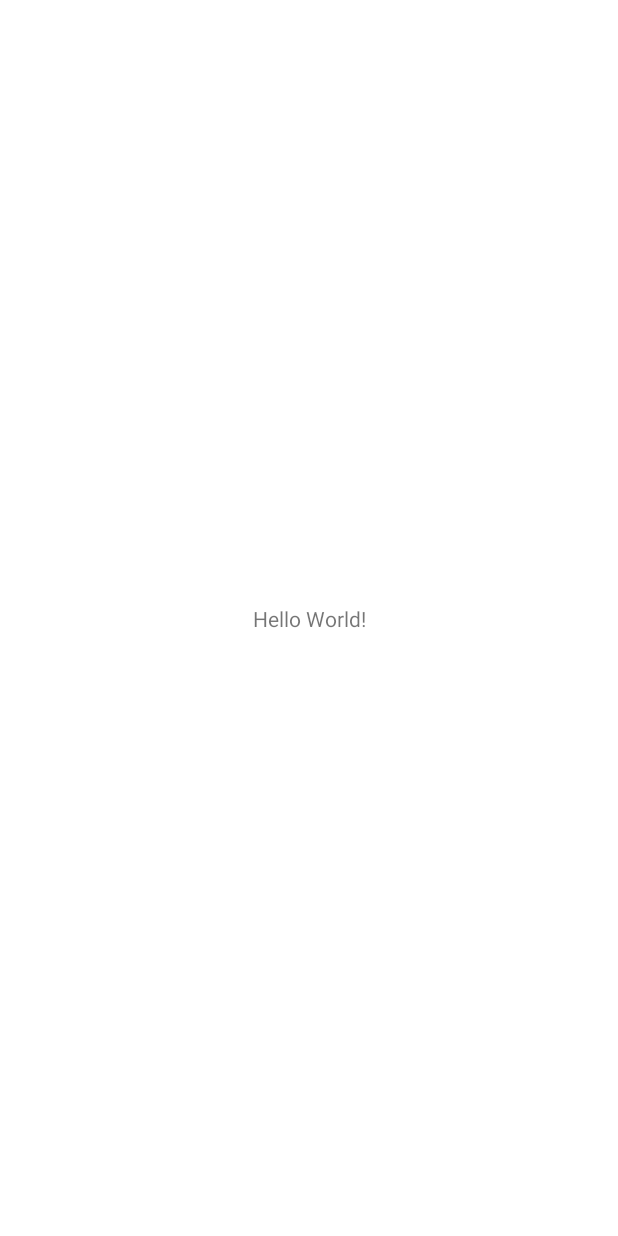
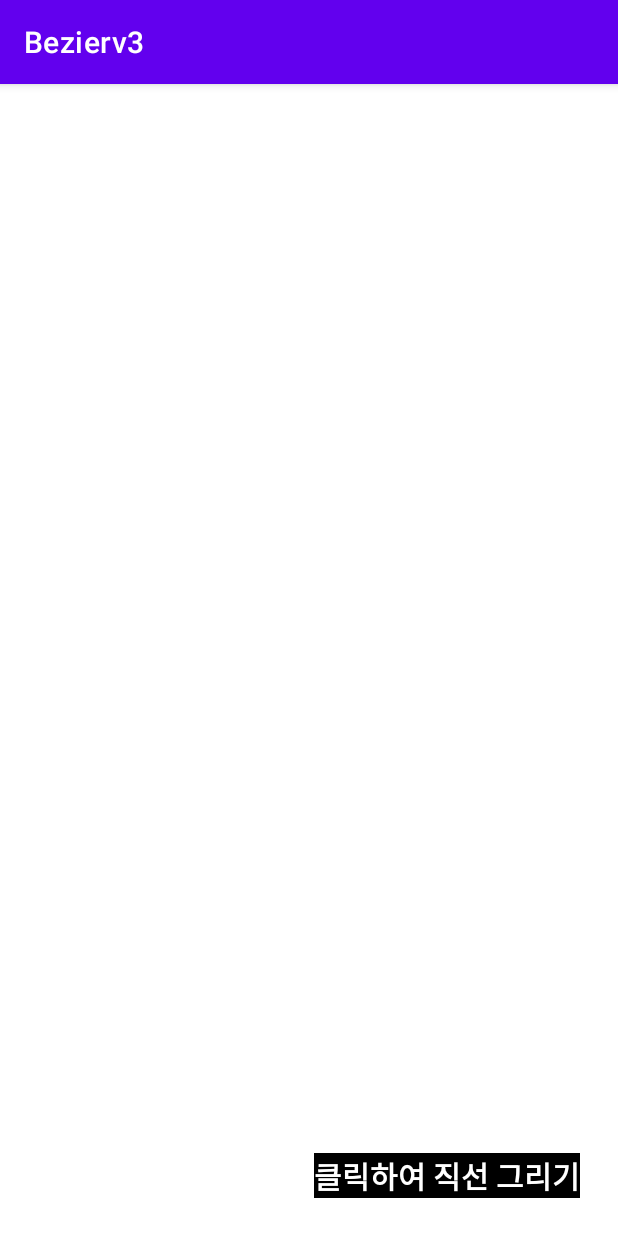
Before and after one commit to sgyoung96/BezierSample, an Android app: the screen it shows after launch (MainActivity), on a phone screen of 412 x 824 dp. Before the commit the screen is almost empty. Run offline under Robolectric (Android 15) with nearby library versions, the phone set to English and light mode, and no system bars.

Commit message:
터치한 곳에 정확하게 좌표 찍기 성공

```diff
--- a/Bezier_ver.3/app/src/main/res/layout/activity_main.xml
+++ b/Bezier_ver.3/app/src/main/res/layout/activity_main.xml
@@ -8,12 +8,16 @@
     tools:context=".MainActivity">
 
     <TextView
+        android:id="@+id/tv_drawLine"
         android:layout_width="wrap_content"
         android:layout_height="wrap_content"
-        android:text="Hello World!"
-        app:layout_constraintBottom_toBottomOf="parent"
-        app:layout_constraintLeft_toLeftOf="parent"
-        app:layout_constraintRight_toRightOf="parent"
-        app:layout_constraintTop_toTopOf="parent" />
+        android:text="클릭하여 직선 그리기"
+        android:textSize="20dp"
+        android:textStyle="bold"
+        android:textColor="@color/white"
+        android:background="@color/black"
+        android:layout_margin="25dp"
+        app:layout_constraintEnd_toEndOf="parent"
+        app:layout_constraintBottom_toBottomOf="parent"/>
 
 </androidx.constraintlayout.widget.ConstraintLayout>
--- a/Bezier_ver.3/app/src/main/res/values/themes.xml
+++ b/Bezier_ver.3/app/src/main/res/values/themes.xml
@@ -1,6 +1,6 @@
 <resources xmlns:tools="http://schemas.android.com/tools">
     <!-- Base application theme. -->
-    <style name="Theme.Bezierv3" parent="Theme.MaterialComponents.Light.NoActionBar">
+    <style name="Theme.Bezierv3" parent="Theme.MaterialComponents.DayNight.DarkActionBar">
         <!-- Primary brand color. -->
         <item name="colorPrimary">@color/purple_500</item>
         <item name="colorPrimaryVariant">@color/purple_700</item>
```
Also changed, not shown: Bezier_ver.3/app/src/main/java/com/sgy/bezierv3/MainActivity.java (+18 -4 lines).
